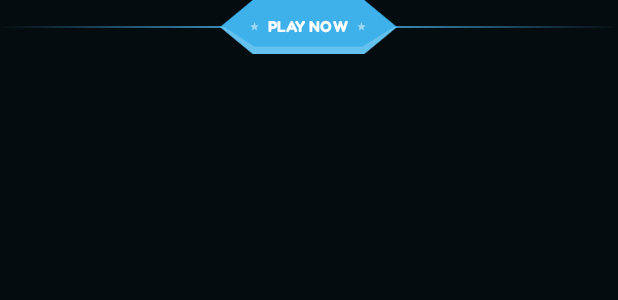
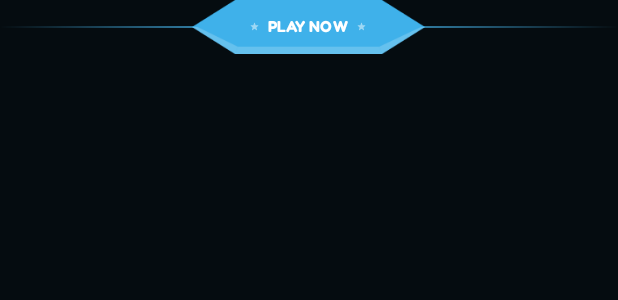
Before and after one commit to abdo-essam/Trivia, an Android app: the layout button_play_now_small.xml on its own in the app's theme, with its tools: preview values and no code run, on a phone screen of 412 x 824 dp. Shown: the top 300 px of the screen. Run offline under Robolectric (Android 15) with nearby library versions, the phone set to English and light mode, and no system bars.

Commit message:
refactor(ui): Refactor layouts for UI improvements
Refactored multiple XML layout files to improve the UI.
Changes include layout adjustments, background updates,
and other visual enhancements.

```diff
--- a/app/src/main/res/layout/button_play_now.xml
+++ b/app/src/main/res/layout/button_play_now.xml
@@ -32,8 +32,7 @@
             android:orientation="horizontal"
             android:gravity="center"
             android:clickable="true"
-            android:focusable="true"
-            android:background="?attr/selectableItemBackgroundBorderless">
+            android:focusable="true">
 
             <ImageView
                 android:layout_width="6dp"
--- a/app/src/main/res/layout/button_play_now_small.xml
+++ b/app/src/main/res/layout/button_play_now_small.xml
@@ -1,6 +1,5 @@
 <?xml version="1.0" encoding="utf-8"?>
 <FrameLayout xmlns:android="http://schemas.android.com/apk/res/android"
-    xmlns:app="http://schemas.android.com/apk/res-auto"
     android:layout_width="match_parent"
     android:layout_height="36dp">
 
@@ -13,7 +12,7 @@
 
     <!-- Button Container -->
     <FrameLayout
-        android:layout_width="118dp"
+        android:layout_width="155dp"
         android:layout_height="36dp"
         android:layout_gravity="center">
 
@@ -32,8 +31,7 @@
             android:orientation="horizontal"
             android:gravity="center"
             android:clickable="true"
-            android:focusable="true"
-            android:background="?attr/selectableItemBackgroundBorderless">
+            android:focusable="true">
 
             <ImageView
                 android:layout_width="6dp"
--- a/app/src/main/res/layout/dialog_difficulty.xml
+++ b/app/src/main/res/layout/dialog_difficulty.xml
@@ -72,7 +72,6 @@
         android:id="@+id/btn_close"
         android:layout_width="24dp"
         android:layout_height="24dp"
-        android:background="?attr/selectableItemBackgroundBorderless"
         android:clickable="true"
         android:contentDescription="@string/cancel"
         android:focusable="true"
--- a/app/src/main/res/layout/dialog_settings.xml
+++ b/app/src/main/res/layout/dialog_settings.xml
@@ -73,7 +73,6 @@
         android:id="@+id/btn_close"
         android:layout_width="28dp"
         android:layout_height="28dp"
-        android:background="?attr/selectableItemBackgroundBorderless"
         android:clickable="true"
         android:contentDescription="@string/back"
         android:focusable="true"
--- a/app/src/main/res/layout/item_game_card.xml
+++ b/app/src/main/res/layout/item_game_card.xml
@@ -9,9 +9,10 @@
     <ImageView
         android:id="@+id/iv_category_image"
         android:layout_width="match_parent"
-        android:layout_height="366dp"
+        android:layout_height="320dp"
         android:layout_gravity="center_horizontal|top"
         android:scaleType="fitXY"
+        android:padding="4dp"
         tools:src="@drawable/category_geography" />
 
     <!-- Category Name (overlaid on image) -->
@@ -34,7 +35,7 @@
     <!-- Play Now Button Section (overlapping the bottom of the card image) -->
     <include
         layout="@layout/button_play_now_small"
-        android:layout_width="120dp"
+        android:layout_width="match_parent"
         android:layout_height="36dp"
         android:layout_gravity="center_horizontal|bottom" />
 
--- a/app/src/main/res/layout/layout_game_top_bar.xml
+++ b/app/src/main/res/layout/layout_game_top_bar.xml
@@ -10,7 +10,6 @@
         android:id="@+id/btn_back"
         android:layout_width="40dp"
         android:layout_height="40dp"
-        android:background="?attr/selectableItemBackgroundBorderless"
         android:contentDescription="@string/back"
         android:padding="8dp"
         android:rotation="180"
--- a/app/src/main/res/layout/section_header.xml
+++ b/app/src/main/res/layout/section_header.xml
@@ -26,7 +26,6 @@
         android:id="@+id/btn_all"
         android:layout_width="wrap_content"
         android:layout_height="wrap_content"
-        android:background="?attr/selectableItemBackgroundBorderless"
         android:clickable="true"
         android:focusable="true"
         android:gravity="center_vertical"
```
